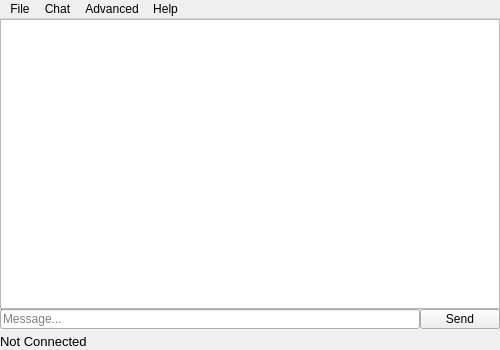
Before: the Qt Designer form mainwindow.ui in ryco117/CryptoChatUI, drawn with Qt 5.
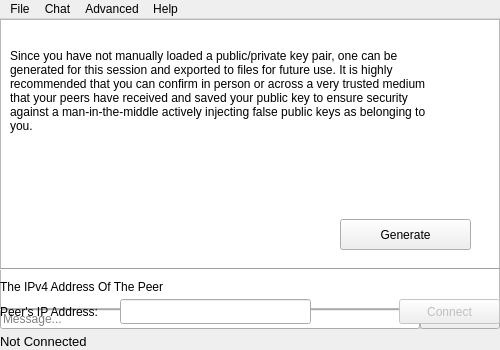
After: the same form once the commit is applied.

Commit message: Can use SOCKS4 to proxy connection!

The edit to the form file:
```diff
--- a/mainwindow.ui
+++ b/mainwindow.ui
@@ -211,7 +211,7 @@
       <height>311</height>
      </rect>
     </property>
-    <widget class="QGroupBox" name="groupBox">
+    <widget class="QGroupBox" name="ImportKeysGroup">
      <property name="geometry">
       <rect>
        <x>10</x>
@@ -367,9 +367,9 @@
      <property name="geometry">
       <rect>
        <x>10</x>
-       <y>10</y>
-       <width>161</width>
-       <height>25</height>
+       <y>0</y>
+       <width>160</width>
+       <height>30</height>
       </rect>
      </property>
      <property name="text">
@@ -380,8 +380,8 @@
      <property name="geometry">
       <rect>
        <x>10</x>
-       <y>40</y>
-       <width>151</width>
+       <y>35</y>
+       <width>160</width>
        <height>25</height>
       </rect>
      </property>
@@ -392,37 +392,37 @@
       <bool>true</bool>
      </property>
     </widget>
-    <widget class="QGroupBox" name="groupBox_2">
+    <widget class="QGroupBox" name="ExportKeysGroup">
      <property name="enabled">
       <bool>true</bool>
      </property>
      <property name="geometry">
       <rect>
        <x>10</x>
-       <y>150</y>
-       <width>481</width>
-       <height>151</height>
+       <y>180</y>
+       <width>480</width>
+       <height>130</height>
       </rect>
      </property>
      <property name="title">
-      <string>Create Key Files</string>
+      <string>Export Keys To Files</string>
      </property>
      <widget class="QLineEdit" name="MyPrivateLocLine">
       <property name="geometry">
        <rect>
         <x>120</x>
-        <y>80</y>
-        <width>241</width>
-        <height>25</height>
+        <y>72</y>
+        <width>240</width>
+        <height>20</height>
        </rect>
       </property>
      </widget>
-     <widget class="QLabel" name="label">
+     <widget class="QLabel" name="PubKeyNameLabel">
       <property name="geometry">
        <rect>
         <x>10</x>
-        <y>30</y>
-        <width>111</width>
+        <y>28</y>
+        <width>110</width>
         <height>25</height>
        </rect>
       </property>
@@ -430,12 +430,12 @@
        <string>Public Key Name</string>
       </property>
      </widget>
-     <widget class="QLabel" name="label_3">
+     <widget class="QLabel" name="PrivPasswdLabel">
       <property name="geometry">
        <rect>
         <x>10</x>
-        <y>110</y>
-        <width>111</width>
+        <y>100</y>
+        <width>110</width>
         <height>25</height>
        </rect>
       </property>
@@ -443,12 +443,12 @@
        <string>Private Password</string>
       </property>
      </widget>
-     <widget class="QLabel" name="label_2">
+     <widget class="QLabel" name="PrivKeyNameLabel">
       <property name="geometry">
        <rect>
         <x>10</x>
-        <y>80</y>
-        <width>111</width>
+        <y>70</y>
+        <width>110</width>
         <height>25</height>
        </rect>
       </property>
@@ -461,8 +461,8 @@
        <rect>
         <x>120</x>
         <y>30</y>
-        <width>241</width>
-        <height>25</height>
+        <width>240</width>
+        <height>20</height>
        </rect>
       </property>
      </widget>
@@ -470,9 +470,9 @@
       <property name="geometry">
        <rect>
         <x>120</x>
-        <y>110</y>
-        <width>241</width>
-        <height>25</height>
+        <y>102</y>
+        <width>240</width>
+        <height>20</height>
        </rect>
       </property>
       <property name="text">
@@ -482,8 +482,8 @@
      <widget class="QPushButton" name="CreateKeysButton">
       <property name="geometry">
        <rect>
-        <x>390</x>
-        <y>110</y>
+        <x>380</x>
+        <y>100</y>
         <width>80</width>
         <height>25</height>
        </rect>
@@ -499,19 +499,19 @@
      </property>
      <property name="geometry">
       <rect>
-       <x>280</x>
-       <y>10</y>
-       <width>201</width>
-       <height>25</height>
+       <x>270</x>
+       <y>5</y>
+       <width>220</width>
+       <height>20</height>
       </rect>
      </property>
     </widget>
-    <widget class="QLabel" name="label_4">
+    <widget class="QLabel" name="PortNumberLabel">
      <property name="geometry">
       <rect>
        <x>190</x>
-       <y>40</y>
-       <width>81</width>
+       <y>35</y>
+       <width>80</width>
        <height>25</height>
       </rect>
      </property>
@@ -522,20 +522,20 @@
     <widget class="QLineEdit" name="PortLine">
      <property name="geometry">
       <rect>
-       <x>280</x>
-       <y>40</y>
-       <width>201</width>
-       <height>25</height>
+       <x>270</x>
+       <y>37</y>
+       <width>220</width>
+       <height>20</height>
       </rect>
      </property>
     </widget>
-    <widget class="QLabel" name="label_5">
+    <widget class="QLabel" name="PeerPublicKeyNameLabel">
      <property name="geometry">
       <rect>
        <x>190</x>
-       <y>10</y>
-       <width>81</width>
-       <height>25</height>
+       <y>0</y>
+       <width>80</width>
+       <height>30</height>
       </rect>
      </property>
      <property name="text">
@@ -546,15 +546,54 @@
      <property name="geometry">
       <rect>
        <x>10</x>
-       <y>70</y>
-       <width>481</width>
-       <height>41</height>
+       <y>72</y>
+       <width>331</width>
+       <height>25</height>
       </rect>
      </property>
      <property name="text">
       <string>Use RSA instead of ECC for asymmetric encryption</string>
      </property>
     </widget>
+    <widget class="QGroupBox" name="ProxySettingsGroup">
+     <property name="enabled">
+      <bool>true</bool>
+     </property>
+     <property name="geometry">
+      <rect>
+       <x>10</x>
+       <y>110</y>
+       <width>480</width>
+       <height>55</height>
+      </rect>
+     </property>
+     <property name="title">
+      <string>Connect To Proxy Server</string>
+     </property>
+     <widget class="QLabel" name="ProxyAddrLabel">
+      <property name="geometry">
+       <rect>
+        <x>10</x>
+        <y>20</y>
+        <width>150</width>
+        <height>35</height>
+       </rect>
+      </property>
+      <property name="text">
+       <string>Proxy IPv4 Address:Port</string>
+      </property>
+     </widget>
+     <widget class="QLineEdit" name="ProxyAddrLine">
+      <property name="geometry">
+       <rect>
+        <x>160</x>
+        <y>27</y>
+        <width>200</width>
+        <height>20</height>
+       </rect>
+      </property>
+     </widget>
+    </widget>
    </widget>
    <widget class="QLabel" name="StatusLabel">
     <property name="geometry">
@@ -577,13 +616,13 @@
      <set>Qt::AlignBottom|Qt::AlignLeading|Qt::AlignLeft</set>
     </property>
    </widget>
-   <zorder>ConnectSettingsWidget</zorder>
-   <zorder>OptionsWidget</zorder>
    <zorder>LoadMyKeysWidget</zorder>
+   <zorder>OptionsWidget</zorder>
    <zorder>SendText</zorder>
    <zorder>SendButton</zorder>
    <zorder>StatusLabel</zorder>
    <zorder>ReceiveText</zorder>
+   <zorder>ConnectSettingsWidget</zorder>
   </widget>
   <widget class="QMenuBar" name="menuBar">
    <property name="geometry">
```
The commit also changes 4 other files.
